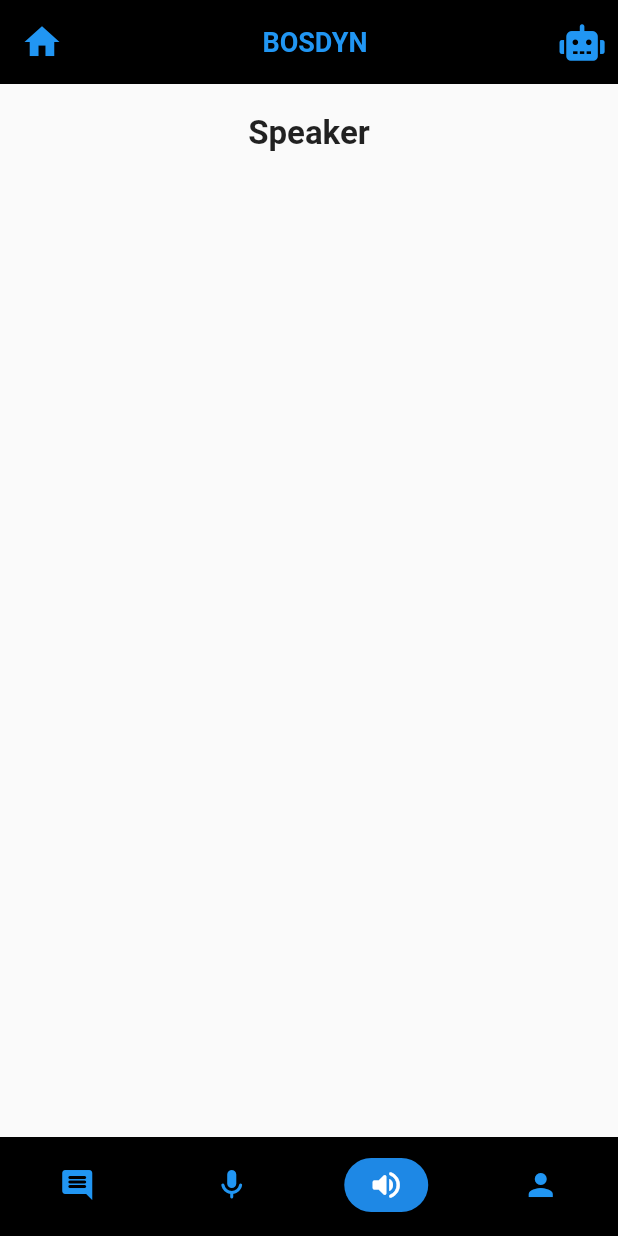
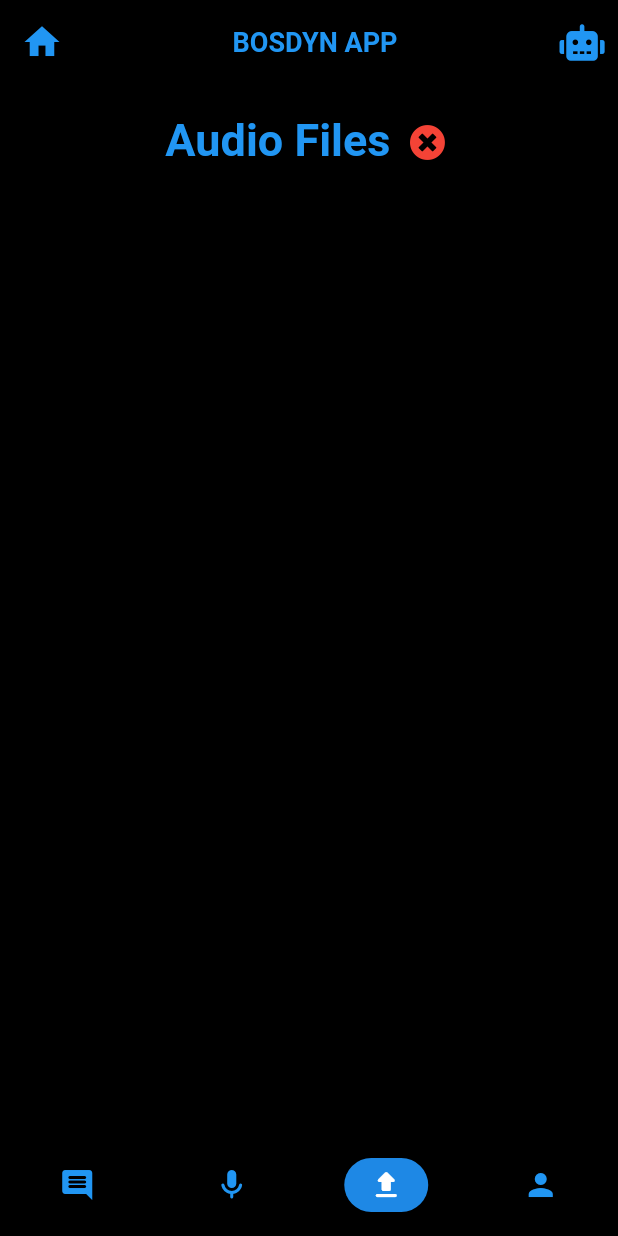
Before and after one commit to atomo15/bosdyn-flutter, a Flutter app: the screen it shows after launch, item 3 of the bottom bar chosen, on a phone screen of 412 x 824 dp. Run offline on Flutter 3.47's test engine with Material 2 defaults, Android fonts, the phone set to English and light mode, and no system bars; our stand-ins replace carousel_pro, flutter_image_slideshow, font_awesome_flutter; missing offline and left inert: favorite_button.

Commit message:
adjust UI and add audio list

```diff
--- a/bosdyn/lib/screens/bottom_nav_screens.dart
+++ b/bosdyn/lib/screens/bottom_nav_screens.dart
@@ -12,7 +12,7 @@ class BottomNavScreen extends StatefulWidget {
 class _BottomNavScreenState extends State<BottomNavScreen> {
   final List _screens = [
     HomeScreen(),
-    Scaffold(),
+    HomeScreen(),
     SubmitScreen(),
     Login_Screen(),
     Scaffold(),
@@ -39,7 +39,7 @@ class _BottomNavScreenState extends State<BottomNavScreen> {
         unselectedItemColor: Colors.grey,
         elevation: 0.0,
         items: [
-          Icons.comment_rounded, Icons.mic_rounded, Icons.volume_up_rounded, Icons.person]
+          Icons.comment_rounded, Icons.mic_rounded, Icons.file_upload_rounded, Icons.person]
             .asMap()
             .map((key, value) => MapEntry(
                   key,
--- a/bosdyn/lib/screens/home_screen.dart
+++ b/bosdyn/lib/screens/home_screen.dart
@@ -22,6 +22,7 @@ class _HomeScreenState extends State<HomeScreen> {
     final screenHeight = MediaQuery.of(context).size.height;
     return Scaffold(
       resizeToAvoidBottomInset: false,
+      backgroundColor: Colors.black,
       appBar: CustomAppBar(),
       body: CustomScrollView(
         physics: ClampingScrollPhysics(),
--- a/bosdyn/lib/screens/submit_screen.dart
+++ b/bosdyn/lib/screens/submit_screen.dart
@@ -1,3 +1,4 @@
+import 'dart:collection';
 import 'dart:ui';
 
 import 'package:flutter/material.dart';
@@ -7,6 +8,9 @@ import 'package:flutter/material.dart';
 import 'package:bosdyn/widgets/widgets.dart';
 import 'package:carousel_pro/carousel_pro.dart';
 import 'package:favorite_button/favorite_button.dart';
+import 'package:bosdyn/globals.dart' as globals;
+import 'package:http/http.dart' as http;
+import 'package:font_awesome_flutter/font_awesome_flutter.dart';
 
 class SubmitScreen extends StatefulWidget {
   @override
@@ -20,6 +24,7 @@ class _SubmitScreenState extends State<SubmitScreen> {
     final screenHeight = MediaQuery.of(context).size.height;
     return Scaffold(
       resizeToAvoidBottomInset: false,
+      backgroundColor: Colors.black,
       appBar: CustomAppBar(),
       body: CustomScrollView(
         physics: ClampingScrollPhysics(),
@@ -27,7 +32,7 @@ class _SubmitScreenState extends State<SubmitScreen> {
           //_buildHeader(screenHeight),
           //_buildImageShow(screenHeight),
           _buidSubmitTitle(screenHeight),
-          //_buidSubmitOption(screenHeight),
+          _buidSubmitDashBroad(screenHeight),
           //_buidSubmitButton(screenHeight),
           //_buildTopBrandsContent(screenHeight),
           //_buildYourStyle(screenHeight),
@@ -151,15 +156,27 @@ class _SubmitScreenState extends State<SubmitScreen> {
           crossAxisAlignment: CrossAxisAlignment.start,
           children: <Widget>[
             Center(
-              child:Text(
-              'Speaker',
-              style: const TextStyle(
-                fontSize: 22.0,
-                fontWeight: FontWeight.w600,
-              ),
+              child:RichText(text: TextSpan(
+                            children: [
+                              TextSpan(
+                                text: "Audio Files ",
+                                style: TextStyle(
+                                  color: Colors.blue,
+                                  fontWeight: FontWeight.bold,
+                                  fontSize: 30,
+                                  )
+                              ),
+                              WidgetSpan(
+                                child:  Padding(
+                                        padding: const EdgeInsets.symmetric(horizontal: 5.0),
+                                        child: globals.isLoggedIn?
+                                        FaIcon(FontAwesomeIcons.solidCheckCircle,color: Colors.blue):
+                                        FaIcon(FontAwesomeIcons.solidTimesCircle,color: Colors.red),
+                                      ),
+                                )
+                            ]
+                          )),
             ),
-            ),
-
             const SizedBox(height: 10.0),
           ],
         ),
@@ -167,40 +184,84 @@ class _SubmitScreenState extends State<SubmitScreen> {
     );
   }
 
-    SliverToBoxAdapter _buidSubmitOption(double screenHeight) {
+    SliverToBoxAdapter _buidSubmitDashBroad(double screenHeight) {
     return SliverToBoxAdapter(
       child: Center(
         //padding: const EdgeInsets.all(20.0),
-        child: Column(
-          crossAxisAlignment: CrossAxisAlignment.center,
+        child:
+        !globals.isLoggedIn?
+        Text("")
+        :
+        Wrap(
+          verticalDirection: VerticalDirection.down,
+          //mainAxisSize: MainAxisSize.max,
+          //crossAxisAlignment: CrossAxisAlignment.center,
           children: <Widget>[
             const SizedBox(height: 10.0),
-              Row(
-                mainAxisAlignment: MainAxisAlignment.center,
-                children: [
-                  Column(
-                  children: [
-                    IconButton(onPressed: (){
-                    }, icon: Text(
-                      "1"
-                    )),
+            ListView(
+              shrinkWrap: true,
+              scrollDirection: Axis.vertical,
+              children: <Widget>[
+                  // Center(
+                  //   child: Card(
+                  //      shape: RoundedRectangleBorder(
+                  //         borderRadius: BorderRadius.circular(10.0),
+                  //       ),
+                  //     child: InkWell(
+                  //       splashColor: Colors.blue.withAlpha(30),
+                  //       onTap: () {
+                  //         print('Card  tapped.');
+                  //       },
+                  //       child: Text('data')
+                  //       ),
+                  //       ),
+                  // ),
+                    Container(
+                       height: screenHeight*0.1,
+                       width: MediaQuery.of(context).size.width,
+                    child: Card(
+                      semanticContainer: true,
+                      elevation: 10,
+                      color: Colors.blue,
+                       shape: RoundedRectangleBorder(
+                          borderRadius: BorderRadius.circular(10.0),
+                        ),
+                      child: InkWell(
+                        splashColor: Colors.blue.withAlpha(30),
+                        onLongPress: (){
+                          print("long");
+                        },
+                        onTap: () {
+                          print('Card  tapped.');
+                        },
+                        child: Row(
+                          mainAxisAlignment: MainAxisAlignment.spaceBetween,
+                          //crossAxisAlignment: CrossAxisAlignment.center,
+                          children: [
+                            Text(' data.mp3',
+                            textAlign: TextAlign.center,
+                            style: TextStyle(
+                              color: Colors.black
+                            ),
+                            ),
+                            Text('10 seconds',
+                            textAlign: TextAlign.center,
+                            style: TextStyle(
+                              color: Colors.black
+                            ),
+                            ),
+                            IconButton(onPressed: (){
+                            }, icon: FaIcon(FontAwesomeIcons.upload,color: Colors.black)),
+                            IconButton(onPressed: (){
+                            }, icon: FaIcon(FontAwesomeIcons.playCircle,color: Colors.black))
+                          ],
+                        )
 
-                    Text('Item Info')
-                  ],
-                ),
-                Column(
-                  children: [
-                    IconButton(onPressed: (){
-                    }, icon: Text(
-                      "2"
-                    )),
-
-                    Text('Item Info')
-                  ],
-                ),
+                        ),
+                        ),
+                      )
               ],
             ),
-
             const SizedBox(height: 10.0),
           ],
         ),
--- a/bosdyn/lib/widgets/custom_app_bar.dart
+++ b/bosdyn/lib/widgets/custom_app_bar.dart
@@ -32,9 +32,11 @@ class CustomAppBar extends StatelessWidget with PreferredSizeWidget {
                 );
         },
       ),
+
+
       title: Center(
         child: Text(
-                  'BOSDYN',
+                  'BOSDYN APP',
                   style: const TextStyle(
                     color: Colors.blue,
                     fontSize: 18.0,
@@ -44,6 +46,7 @@ class CustomAppBar extends StatelessWidget with PreferredSizeWidget {
         )
       ,
       actions: <Widget>[
+
             // Padding(
             //   padding: EdgeInsets.symmetric(horizontal: 8, vertical: 16),
             //   child: TextFormField(
@@ -206,7 +209,7 @@ class CustomAppBar extends StatelessWidget with PreferredSizeWidget {
                               ),
                               WidgetSpan(
                                 child:  Padding(
-                                        padding: const EdgeInsets.symmetric(horizontal: 2.0),
+                                        padding: const EdgeInsets.symmetric(horizontal: 5.0),
                                         child: FaIcon(FontAwesomeIcons.percentage,color: Colors.blue),
                                       ),
                                 )
```
Also changed, not shown: bosdyn/lib/screens/login_screen.dart (+78 -5 lines).
